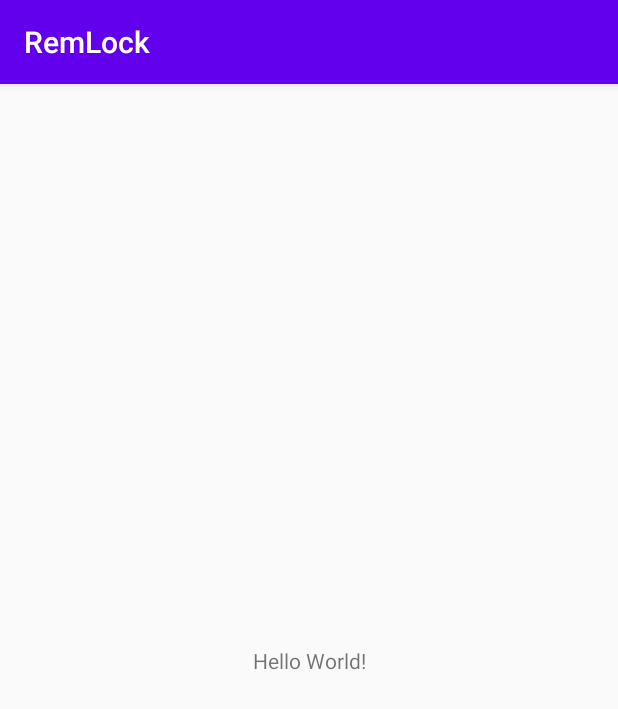
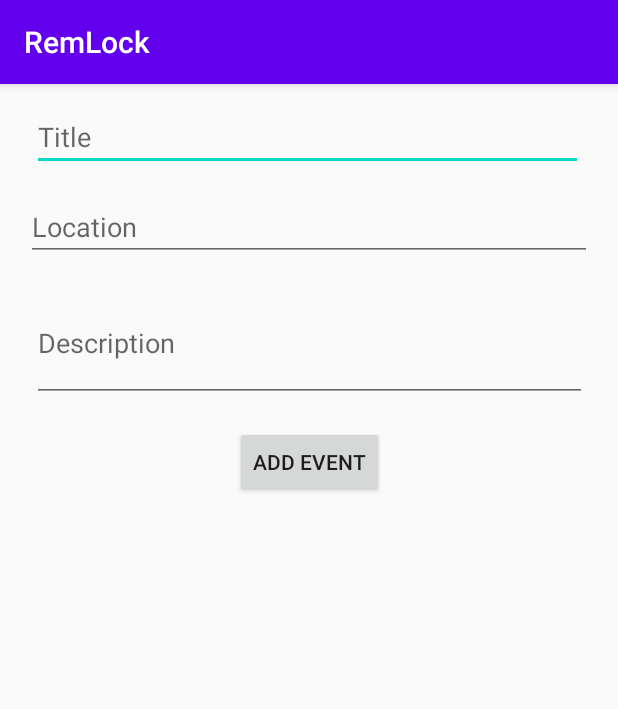
Before and after one commit to DavidBuzatu-Marian/RemLock, an Android app: the screen it shows after launch (MainActivity), on a phone screen of 412 x 824 dp. Shown: the top 709 px of the screen. Run offline under Robolectric (Android 15) with nearby library versions, the light colour scheme and no system bars.

Commit message:
Added form and button for autopopulation

```diff
--- a/app/src/main/res/layout/activity_main.xml
+++ b/app/src/main/res/layout/activity_main.xml
@@ -6,13 +6,57 @@
     android:layout_height="match_parent"
     tools:context=".MainActivity">
 
-    <TextView
+    <EditText
+        android:id="@+id/eventTitle"
+        android:layout_width="367dp"
+        android:layout_height="42dp"
+        android:layout_marginStart="16dp"
+        android:layout_marginTop="16dp"
+        android:layout_marginEnd="16dp"
+        android:ems="10"
+        android:hint="Title"
+        android:inputType="textPersonName"
+        app:layout_constraintEnd_toEndOf="parent"
+        app:layout_constraintHorizontal_bias="0.41"
+        app:layout_constraintStart_toStartOf="parent"
+        app:layout_constraintTop_toTopOf="parent" />
+
+    <EditText
+        android:id="@+id/eventLocation"
+        android:layout_width="377dp"
+        android:layout_height="44dp"
+        android:layout_marginStart="16dp"
+        android:layout_marginTop="16dp"
+        android:layout_marginEnd="16dp"
+        android:ems="10"
+        android:hint="Location"
+        android:inputType="text"
+        app:layout_constraintEnd_toEndOf="parent"
+        app:layout_constraintStart_toStartOf="parent"
+        app:layout_constraintTop_toBottomOf="@+id/eventTitle" />
+
+    <EditText
+        android:id="@+id/eventDescription"
+        android:layout_width="370dp"
+        android:layout_height="78dp"
+        android:layout_marginStart="16dp"
+        android:layout_marginTop="16dp"
+        android:layout_marginEnd="16dp"
+        android:ems="10"
+        android:hint="Description"
+        android:inputType="textPersonName"
+        app:layout_constraintEnd_toEndOf="parent"
+        app:layout_constraintStart_toStartOf="parent"
+        app:layout_constraintTop_toBottomOf="@+id/eventLocation" />
+
+    <Button
+        android:id="@+id/btnAdd"
         android:layout_width="wrap_content"
         android:layout_height="wrap_content"
-        android:text="Hello World!"
-        app:layout_constraintBottom_toBottomOf="parent"
-        app:layout_constraintLeft_toLeftOf="parent"
-        app:layout_constraintRight_toRightOf="parent"
-        app:layout_constraintTop_toTopOf="parent" />
+        android:layout_marginTop="16dp"
+        android:text="Add Event"
+        app:layout_constraintEnd_toEndOf="parent"
+        app:layout_constraintStart_toStartOf="parent"
+        app:layout_constraintTop_toBottomOf="@+id/eventDescription" />
 
 </androidx.constraintlayout.widget.ConstraintLayout>
```
